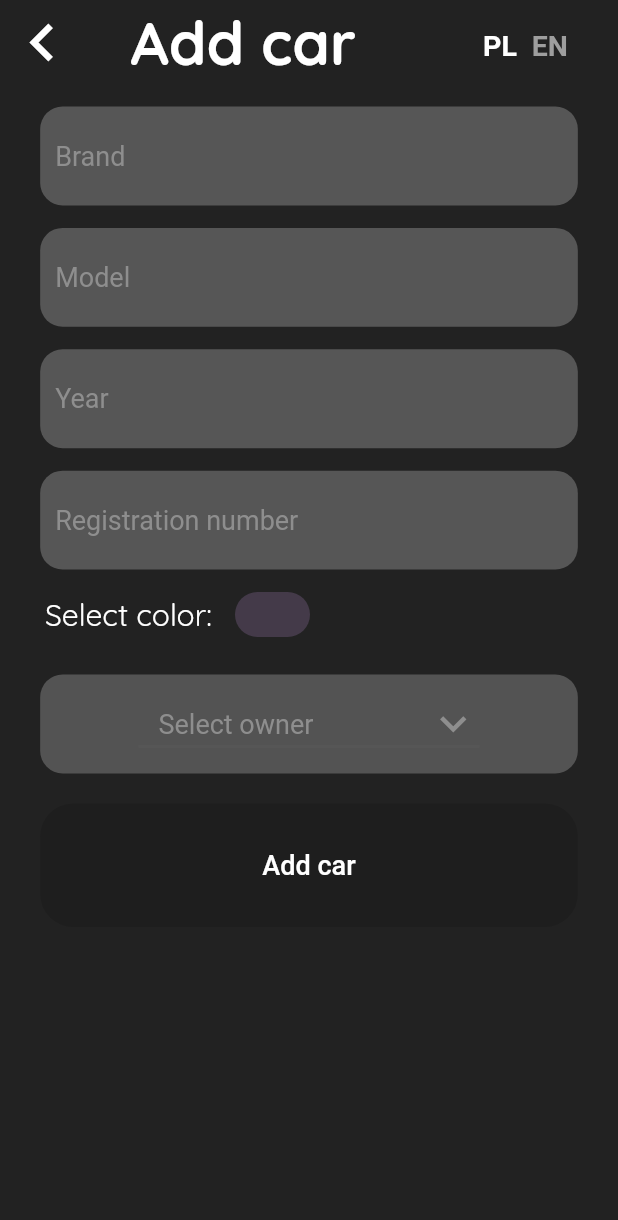
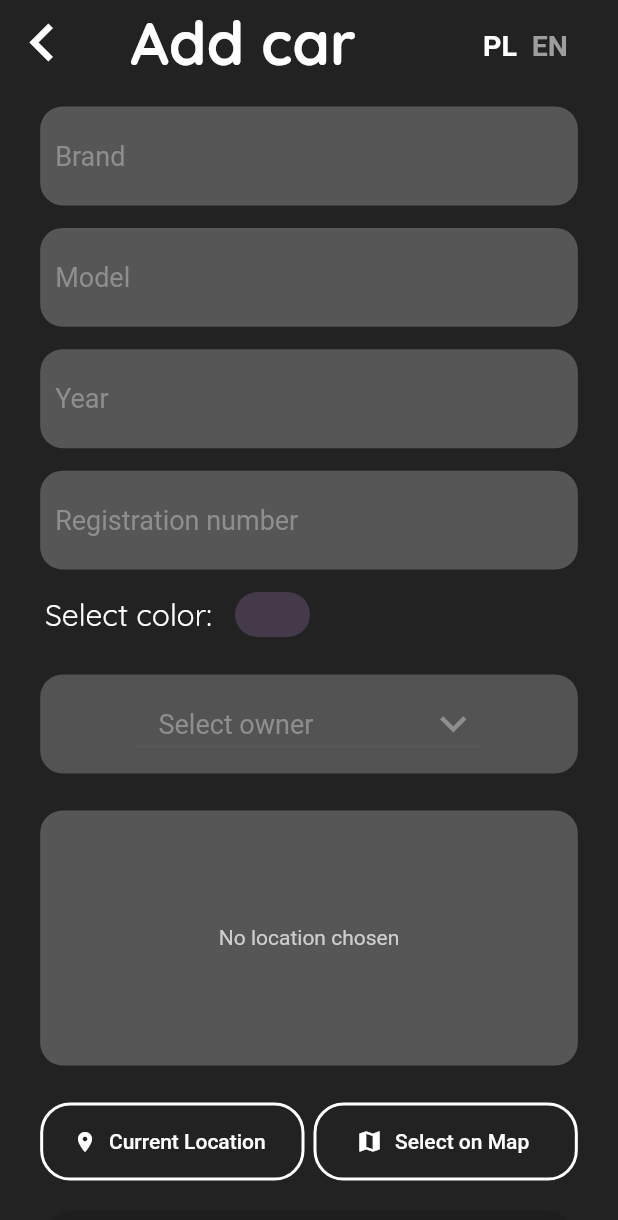
Before and after one commit to Ringlex/cars, a Flutter app: the AddCar screen opened directly, on a phone screen of 412 x 824 dp. Shown: the top 1220 px of the screen. Run offline on Flutter 3.47's test engine with Material 2 defaults, Android fonts, the phone set to English and light mode, and no system bars; our stand-ins replace flutter_colorpicker, google_fonts, google_maps_flutter, location; network calls fail.

Commit message:
Preparing select location on map

```diff
--- /dev/null
+++ b/lib/model/place.dart
@@ -0,0 +1,29 @@
+import 'dart:io';
+
+import 'package:flutter/foundation.dart';
+
+class PlaceLocation {
+  final double latitude;
+  final double longitude;
+  final String address;
+
+  const PlaceLocation({
+    @required this.latitude,
+    @required this.longitude,
+    this.address,
+  });
+}
+
+class Place {
+  final String id;
+  final String title;
+  final PlaceLocation location;
+  final File image;
+
+  Place({
+    @required this.id,
+    @required this.title,
+    @required this.location,
+    @required this.image,
+  });
+}
--- a/lib/screens/add_car.dart
+++ b/lib/screens/add_car.dart
@@ -1,9 +1,18 @@
+
 import 'package:cars/widgets/language_switch.dart';
 import 'package:cars/widgets/text_fields.dart';
 import 'package:flutter/material.dart';
 import 'package:google_fonts/google_fonts.dart';
 
-class AddCar extends StatelessWidget {
+class AddCar extends StatefulWidget {
+
+  @override
+  _AddCarState createState() => _AddCarState();
+}
+
+class _AddCarState extends State<AddCar> {
+
+
   @override
   Widget build(BuildContext context) {
     return Scaffold(
--- /dev/null
+++ b/lib/widgets/location_input.dart
@@ -0,0 +1,185 @@
+//import 'package:advMe/providers/user.dart' as user;
+import 'package:cars/providers/cars.dart';
+import 'package:cars/widgets/location_map.dart';
+import 'package:flutter/material.dart';
+import 'package:flutter/rendering.dart';
+import 'package:google_maps_flutter/google_maps_flutter.dart';
+import 'package:location/location.dart';
+import 'package:provider/provider.dart';
+
+
+import '../screens/map_screen.dart';
+
+class LocationInput extends StatefulWidget {
+  final Function onSelectPlace;
+
+  LocationInput(this.onSelectPlace);
+
+  @override
+  _LocationInputState createState() => _LocationInputState();
+}
+
+class _LocationInputState extends State<LocationInput> {
+  String _previewImageUrl;
+
+  void _showPreview(double lat, double lng) {
+    final staticMapImageUrl = LocationMap.generateLocationPreviewImage(
+      latitude: lat,
+      longitude: lng,
+    );
+    setState(() {
+      _previewImageUrl = staticMapImageUrl;
+    });
+  }
+
+  Future<void> _getCurrentUserLocation() async {
+    try {
+      final locData = await Location().getLocation();
+      _showPreview(locData.latitude, locData.longitude);
+      widget.onSelectPlace(locData.latitude, locData.longitude);
+    } catch (error) {
+      return;
+    }
+  }
+
+  Future<void> _selectOnMap() async {
+    final selectedLocation = await Navigator.of(context).push<LatLng>(
+      MaterialPageRoute(
+        fullscreenDialog: true,
+        builder: (ctx) => MapScreen(
+          isSelecting: true,
+        ),
+      ),
+    );
+    if (selectedLocation == null) {
+      return;
+    }
+    _showPreview(selectedLocation.latitude, selectedLocation.longitude);
+    widget.onSelectPlace(selectedLocation.latitude, selectedLocation.longitude);
+  }
+
+  @override
+  Widget build(BuildContext context) {
+    // ignore: unused_local_variable
+    final isEng = Provider.of<Cars>(context,).isEng;
+    return Column(
+      children: <Widget>[
+        Container(
+          height: 170,
+          width: double.infinity,
+          alignment: Alignment.center,
+          decoration: BoxDecoration(
+            boxShadow: [
+              BoxShadow(
+                color:  Color(0x0000001A),
+                blurRadius: 8,
+                spreadRadius: 0,
+                offset: Offset(0, 8),
+              ),
+            ],
+            borderRadius: BorderRadius.circular(15),
+            color:Color(0xFF565656),
+          ),
+          child: _previewImageUrl == null
+              ? Text(
+                  'No location chosen',
+                  textAlign: TextAlign.center,
+                  style: TextStyle(
+                    color: Color(0xFFCECECE),
+                    //Colors.white54,
+                  ),
+                )
+              : Container(
+                  decoration: BoxDecoration(
+
+                  ),
+                  child: ClipRRect(
+
+                    child: Image.network(
+                      _previewImageUrl,
+                      fit: BoxFit.cover,
+                      width: double.infinity,
+                    ),
+                  ),
+                ),
+        ),
+        Padding(
+          padding: EdgeInsets.only(
+            top: MediaQuery.of(context).size.height * 0.03,
+          ),
+          child: Row(
+            mainAxisAlignment: MainAxisAlignment.center,
+            children: <Widget>[
+              Expanded(
+                child: Container(
+                  decoration: BoxDecoration(
+                    color: Colors.transparent,
+                    borderRadius: BorderRadius.circular(20),
+                    border: Border.all(
+                      color: Colors.white,
+                      width: 2,
+                    ),
+                  ),
+                  // ignore: deprecated_member_use
+                  child: FlatButton.icon(
+                    icon: Icon(
+                      Icons.location_on,
+                      color: Colors.white,
+                      size: 16,
+                      //Colors.white54,
+                    ),
+                    label: Text(
+                      'Current Location',
+                      style: TextStyle(
+
+                        color: Colors.white,
+                        //Colors.white54,
+                      ),
+                    ),
+                    textColor: Theme.of(context).primaryColor,
+                    onPressed: _getCurrentUserLocation,
+                  ),
+                ),
+              ),
+              SizedBox(
+                width: 6,
+              ),
+              Expanded(
+                child: Container(
+                  decoration: BoxDecoration(
+
+                    color: Colors.transparent,
+                    borderRadius: BorderRadius.circular(20),
+                    border: Border.all(
+                      color: Colors.white,
+                      width: 2,
+                    ),
+                  ),
+                  // ignore: deprecated_member_use
+                  child: FlatButton.icon(
+                    icon: Icon(
+                      Icons.map,
+                      color: Colors.white,
+                      size: 18,
+                      //Colors.white54,
+                    ),
+                    label: Text(
+                      'Select on Map',
+                      style: TextStyle(
+                        color: Colors.white,
+
+                        //Colors.white54,
+                      ),
+                    ),
+                    textColor: Theme.of(context).accentColor,
+                    onPressed: _selectOnMap,
+                  ),
+                ),
+              ),
+            ],
+          ),
+        ),
+      ],
+    );
+  }
+}
--- /dev/null
+++ b/lib/widgets/location_map.dart
@@ -0,0 +1,25 @@
+import 'dart:convert';
+
+import 'package:http/http.dart' as http;
+
+const GOOGLE_API_KEY = 'AIzaSyAeoBRNEW_2WDXj-3pYXO4C9tUl4xLbDCc';
+
+class LocationMap {
+  static String generateLocationPreviewImage({
+    double latitude,
+    double longitude,
+  }) {
+    return 'https://maps.googleapis.com/maps/api/staticmap?center=&$latitude,$longitude&zoom=16&size=600x300&maptype=roadmap&markers=color:red%7Clabel:A%7C$latitude,$longitude&key=$GOOGLE_API_KEY';
+  }
+
+  static Future<String> getPlaceAddress(double lat, double lng) async {
+    final url =
+        'https://maps.googleapis.com/maps/api/geocode/json?latlng=$lat,$lng&key=$GOOGLE_API_KEY';
+    final response = await http.get(url);
+    return json.decode(response.body)['results'][0]['formatted_address'];
+  }
+
+  static String generateLocationPreviewImagebyAddress(String address) {
+    return 'https://maps.googleapis.com/maps/api/staticmap?center=&$address&zoom=17&size=600x600&maptype=roadmap&markers=color:red%7Clabel:A%7C$address&key=$GOOGLE_API_KEY';
+  }
+}
--- a/lib/widgets/text_fields.dart
+++ b/lib/widgets/text_fields.dart
@@ -1,7 +1,10 @@
 import 'dart:math';
 
+import 'package:cars/model/place.dart';
 import 'package:cars/providers/car.dart';
 import 'package:cars/providers/cars.dart';
+import 'package:cars/widgets/location_input.dart';
+import 'package:cars/widgets/location_map.dart';
 import 'package:cars/widgets/validators.dart';
 import 'package:flutter/material.dart';
 import 'package:flutter_colorpicker/flutter_colorpicker.dart';
@@ -66,7 +69,9 @@ class _TextFieldsState extends State<TextFields> {
             .toString()
             .split('(0x')[1]
             .split(')')[0]
-            .replaceAll('ff', '#'));
+            .replaceAll('ff', '#'),
+            lat: latitude.toString(),
+            lng: longitude.toString());
     await Provider.of<Cars>(context, listen: false)
         .addNewCar(newCar)
         .then((void nothing) {
@@ -74,6 +79,21 @@ class _TextFieldsState extends State<TextFields> {
         isLoading = false;
       });
     }).catchError((e) => print(e));
+  }
+
+  String localization;
+  PlaceLocation _pickedLocation;
+  double latitude = 0;
+  double longitude = 0;
+
+  Future<void> _selectPlace(double lat, double lng) async {
+    _pickedLocation = PlaceLocation(latitude: lat, longitude: lng);
+    String place = await LocationMap.getPlaceAddress(lat, lng);
+    setState(() {
+      //localization = place;
+      latitude = lat;
+      longitude = lng;
+    });
   }
 
   @override
@@ -402,6 +422,14 @@ class _TextFieldsState extends State<TextFields> {
             ),
           ),
           //Here should be location widget
+          Container(
+              padding: EdgeInsets.only(
+                top: MediaQuery.of(context).size.height * 0.03,
+              ),
+              //height: MediaQuery.of(context).size.height * 0.35,
+              width: MediaQuery.of(context).size.width * 0.87,
+              child: LocationInput(_selectPlace),
+            ),
           Padding(
             padding: EdgeInsets.all(20.0),
             child: Container(
@@ -431,7 +459,7 @@ class _TextFieldsState extends State<TextFields> {
                           buttonReady = true;
                         });
                           final owner = valueChoose.split(" ");
-                          var data = peopleList.indexWhere((prod) => prod.firstName == owner[0]);
+                          var data = peopleList.indexWhere((item) => item.firstName == owner[0]);
                           idOwner = peopleList[data].id.toString();
                         _addCar().then((value) {
                           ScaffoldMessenger.of(context).showSnackBar(
--- a/pubspec.yaml
+++ b/pubspec.yaml
@@ -31,6 +31,8 @@ dependencies:
   http: ^0.12.0+2
   intl: ^0.16.1
   flutter_colorpicker: ^0.4.0
+  location: ^3.2.4
+  google_maps_flutter: ^1.2.0
 
 
   # The following adds the Cupertino Icons font to your application.
```
Also changed, not shown: lib/screens/car_item_detail.dart (+59 -2 lines), lib/screens/map_screen.dart (added, +71 -0 lines), lib/widgets/cars_list.dart (+8 -8 lines), pubspec.lock, 2 other files.
